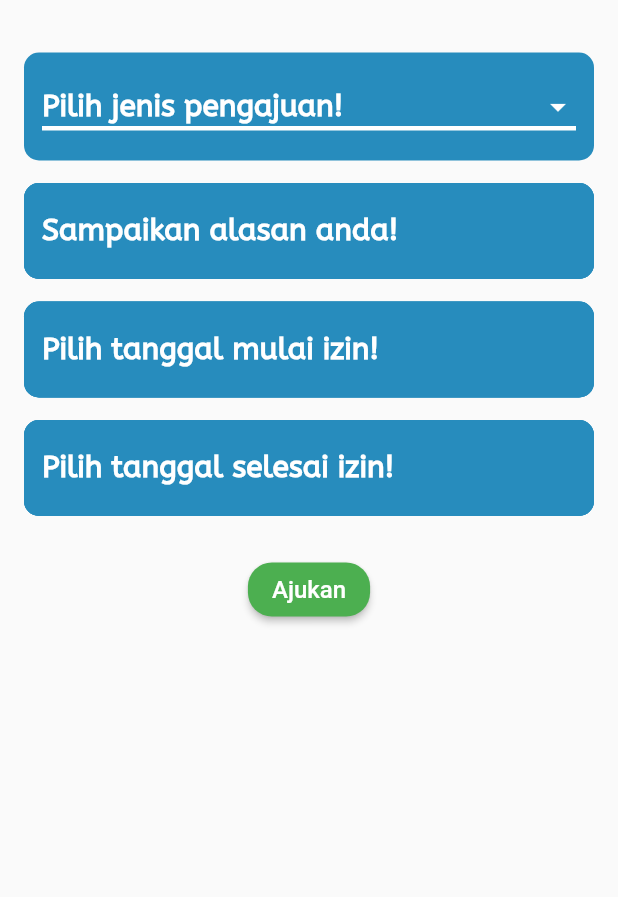
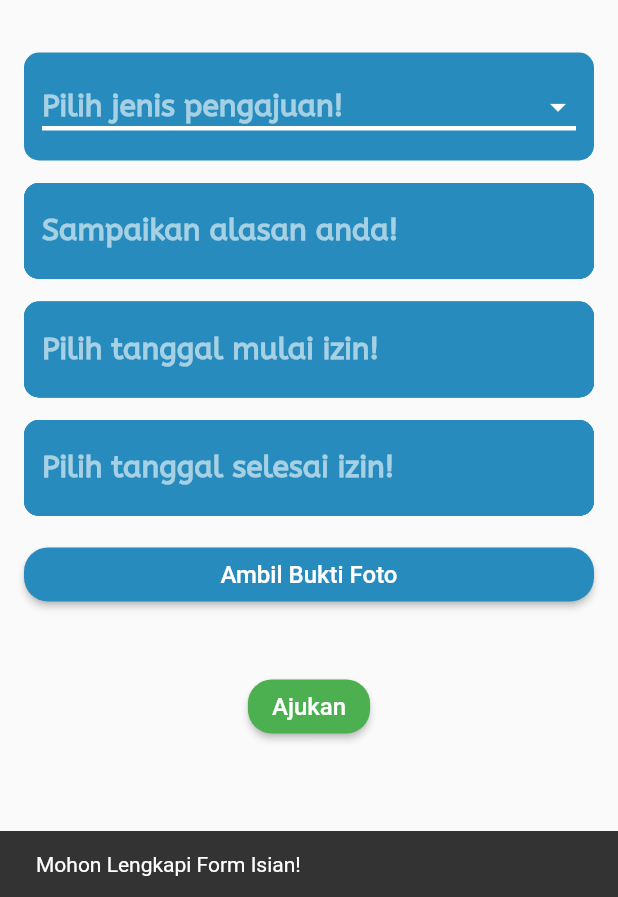
Before and after one commit to ta-presence-wppl/flutter-presence, a Flutter app: the BossPermission screen opened by its route, after a tap on "Ajukan", on a phone screen of 412 x 824 dp, the part 339-1236 px from its top. Run offline on Flutter 3.47's test engine with Material 2 defaults, Android fonts, the phone set to English and light mode, and no system bars; our stand-ins replace cached_network_image, dio, flutter_datetime_picker, google_maps_flutter, image_picker, location and 1 more; accounts and stored records are empty.

Commit message:
fixPegawai v.1

```diff
--- a/lib/boss_permission.dart
+++ b/lib/boss_permission.dart
@@ -1,9 +1,9 @@
+import 'dart:io';
+
 import 'package:flutter/material.dart';
-import 'package:wppl_frontend/home_page.dart';
-import 'package:wppl_frontend/settings_page.dart';
-import 'package:wppl_frontend/history.dart';
-import 'package:wppl_frontend/salary.dart';
+import 'package:image_picker/image_picker.dart';
 import 'package:intl/intl.dart';
+import 'package:wppl_frontend/api/api_routes.dart';
 
 class BossPermission extends StatefulWidget {
   @override
@@ -14,6 +14,9 @@ class BossPermission extends StatefulWidget {
 
 class BossPermissionState extends State<BossPermission> {
   String? _valPerm;
+  final picker = ImagePicker();
+  final ApiRoutes _apiRoutes = ApiRoutes();
+  File? uploadimage;
   final List _listPerm = [
     "Sakit",
     "Izin",
@@ -23,11 +26,68 @@ class BossPermissionState extends State<BossPermission> {
   TextEditingController alasanController = TextEditingController();
   String alasan = '';
   bool showPassword = false;
+
   @override
   void initState() {
+    super.initState();
     dateinputStart.text = "";
-    dateinputEnd.text = ""; //set the initial value of text field
-    super.initState();
+    dateinputEnd.text = "";
+    uploadimage = null; //set the initial value of text field
+  }
+
+  void chooseImage() async {
+    try {
+      var choosedimage =
+          await picker.pickImage(source: ImageSource.camera, imageQuality: 50);
+
+      if (choosedimage != null) {
+        setState(() {
+          uploadimage = File(choosedimage.path);
+        });
+      } else {
+        ScaffoldMessenger.of(context).showSnackBar(
+          const SnackBar(
+            content: Text('Gambar tidak dapat diambil!'),
+          ),
+        );
+      }
+    } catch (e) {
+      print(e);
+    }
+  }
+
+  void sendizin() async {
+    if (uploadimage != null &&
+        _valPerm != '' &&
+        alasanController.text != '' &&
+        dateinputEnd.text != '' &&
+        dateinputStart.text != '') {
+      await _apiRoutes
+          .izinIN(uploadimage!, _valPerm, alasanController.text,
+              dateinputStart.text, dateinputEnd.text)
+          .then(
+            (value) => {
+              setState(() {
+                uploadimage = null;
+                _valPerm = null;
+              }),
+              alasanController.clear(),
+              dateinputStart.clear(),
+              dateinputEnd.clear(),
+              ScaffoldMessenger.of(context).showSnackBar(
+                SnackBar(
+                  content: Text(value!.responseMessage!),
+                ),
+              ),
+            },
+          );
+    } else {
+      ScaffoldMessenger.of(context).showSnackBar(
+        const SnackBar(
+          content: Text('Mohon Lengkapi Form Isian!'),
+        ),
+      );
+    }
   }
 
   @override
@@ -84,7 +144,7 @@ class BossPermissionState extends State<BossPermission> {
                       hint: const Text(
                         "Pilih jenis pengajuan!",
                         style: TextStyle(
-                            color: Colors.white,
+                            color: Color.fromARGB(150, 255, 255, 255),
                             fontSize: 20,
                             fontWeight: FontWeight.bold,
                             fontFamily: 'ABZReg'),
@@ -125,7 +185,9 @@ class BossPermissionState extends State<BossPermission> {
                   Container(
                     decoration: const BoxDecoration(
                       color: Color(0xff278cbd),
-                      borderRadius: BorderRadius.all(Radius.circular(10.0)),
+                      borderRadius: BorderRadius.all(
+                        Radius.circular(10.0),
+                      ),
                     ),
                     child: TextField(
                       controller: alasanController,
@@ -137,8 +199,9 @@ class BossPermissionState extends State<BossPermission> {
                       ),
                       decoration: InputDecoration(
                         hintText: "Sampaikan alasan anda!",
-                        hintStyle:
-                            const TextStyle(color: Colors.white, fontSize: 20),
+                        hintStyle: const TextStyle(
+                          color: Color.fromARGB(150, 255, 255, 255),
+                        ),
                         enabledBorder: OutlineInputBorder(
                             borderRadius: BorderRadius.circular(10),
                             borderSide: const BorderSide(
@@ -178,7 +241,8 @@ class BossPermissionState extends State<BossPermission> {
                         decoration: InputDecoration(
                           hintText: "Pilih tanggal mulai izin!",
                           hintStyle: const TextStyle(
-                              color: Colors.white, fontSize: 20),
+                            color: Color.fromARGB(150, 255, 255, 255),
+                          ),
                           enabledBorder: OutlineInputBorder(
                               borderRadius: BorderRadius.circular(10),
                               borderSide: const BorderSide(
@@ -234,7 +298,8 @@ class BossPermissionState extends State<BossPermission> {
                         decoration: InputDecoration(
                           hintText: "Pilih tanggal selesai izin!",
                           hintStyle: const TextStyle(
-                              color: Colors.white, fontSize: 20),
+                            color: Color.fromARGB(150, 255, 255, 255),
+                          ),
                           enabledBorder: OutlineInputBorder(
                               borderRadius: BorderRadius.circular(10),
                               borderSide: const BorderSide(
@@ -273,6 +338,61 @@ class BossPermissionState extends State<BossPermission> {
                         }),
                   ),
                   const SizedBox(
+                    height: 15,
+                  ),
+                  uploadimage != null
+                      ? Container()
+                      : SizedBox(
+                          width: MediaQuery.of(context).size.width,
+                          child: ElevatedButton(
+                            child: const Text(
+                              "Ambil Bukti Foto",
+                              style: TextStyle(
+                                fontSize: 16,
+                              ),
+                            ),
+                            onPressed: () {
+                              chooseImage();
+                            },
+                            style: ElevatedButton.styleFrom(
+                              shape: RoundedRectangleBorder(
+                                borderRadius: BorderRadius.circular(16.0),
+                              ),
+                              primary: const Color(0xff278cbd),
+                            ),
+                          ),
+                        ),
+                  const SizedBox(
+                    height: 15,
+                  ),
+                  uploadimage != null
+                      ? Image(image: FileImage(uploadimage!))
+                      : Container(),
+                  uploadimage != null
+                      ? SizedBox(
+                          width: MediaQuery.of(context).size.width,
+                          child: ElevatedButton(
+                            child: const Text(
+                              "Hapus Foto",
+                              style: TextStyle(
+                                fontSize: 16,
+                              ),
+                            ),
+                            onPressed: () {
+                              setState(() {
+                                uploadimage = null;
+                              });
+                            },
+                            style: ElevatedButton.styleFrom(
+                              shape: RoundedRectangleBorder(
+                                borderRadius: BorderRadius.circular(16.0),
+                              ),
+                              primary: Color.fromARGB(255, 189, 56, 39),
+                            ),
+                          ),
+                        )
+                      : Container(),
+                  const SizedBox(
                     height: 25,
                   ),
                   Row(
@@ -285,7 +405,9 @@ class BossPermissionState extends State<BossPermission> {
                             fontSize: 16,
                           ),
                         ),
-                        onPressed: () {},
+                        onPressed: () {
+                          sendizin();
+                        },
                         style: ElevatedButton.styleFrom(
                           shape: RoundedRectangleBorder(
                             borderRadius: BorderRadius.circular(16.0),
--- a/pubspec.yaml
+++ b/pubspec.yaml
@@ -37,6 +37,7 @@ dependencies:
   image_picker: ^0.8.5+3
   dio: ^4.0.6
   cached_network_image: ^3.0.0
+  flutter_datetime_picker: ^1.5.1
 
   # The following adds the Cupertino Icons font to your application.
   # Use with the CupertinoIcons class for iOS style icons.
```
Also changed, not shown: lib/api/api_routes.dart (+46 -0 lines), lib/history.dart (+59 -66 lines), lib/home_page.dart (+8 -6 lines), lib/login_view.dart (+33 -24 lines), lib/widgets/CustomMonthPicker.dart (added, +19 -0 lines), pubspec.lock.
